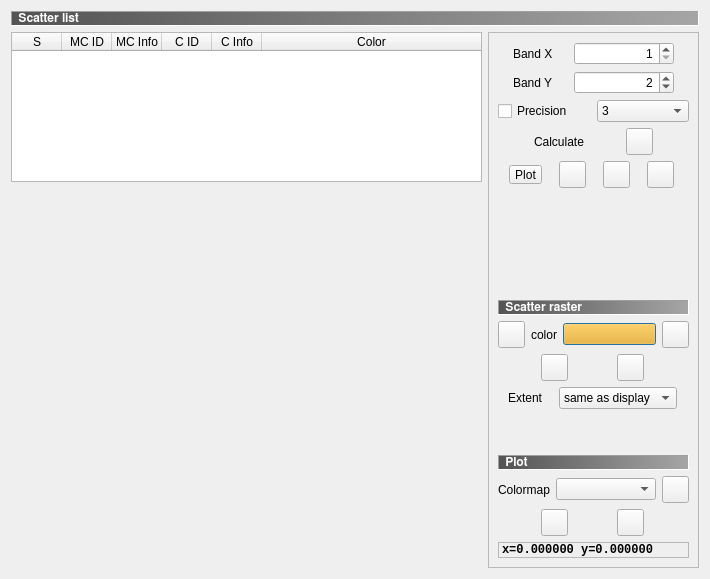
This is ui/ui_semiautomaticclassificationplugin_scatter_plot.ui in semiautomaticgit/SemiAutomaticClassificationPlugin as Qt 5 draws it before an edit. The edited form follows.
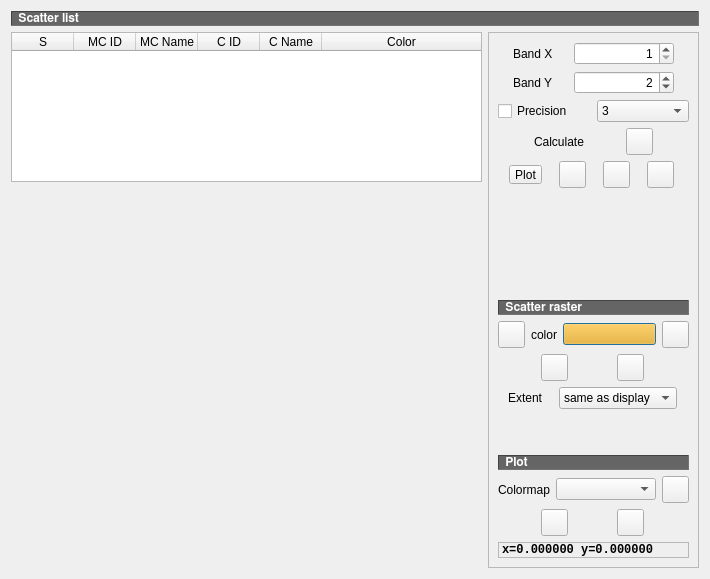
This is the edited form. Icons and pictures are not drawn. Custom widgets are drawn as their Qt base class.

```diff
--- a/ui/ui_semiautomaticclassificationplugin_scatter_plot.ui
+++ b/ui/ui_semiautomaticclassificationplugin_scatter_plot.ui
@@ -55,7 +55,7 @@
           <bool>true</bool>
          </property>
          <attribute name="horizontalHeaderDefaultSectionSize">
-          <number>50</number>
+          <number>62</number>
          </attribute>
          <attribute name="horizontalHeaderStretchLastSection">
           <bool>true</bool>
@@ -75,7 +75,7 @@
          </column>
          <column>
           <property name="text">
-           <string>MC Info</string>
+           <string>MC Name</string>
           </property>
          </column>
          <column>
@@ -85,7 +85,7 @@
          </column>
          <column>
           <property name="text">
-           <string>C Info</string>
+           <string>C Name</string>
           </property>
          </column>
          <column>
@@ -138,7 +138,7 @@
              </font>
             </property>
             <property name="styleSheet">
-             <string notr="true">background-color : qlineargradient(spread:pad, x1:0, y1:0, x2:1, y2:0, stop:0 #535353, stop:1 #a6a6a6); color : white</string>
+             <string notr="true">background-color : #656565; color : white</string>
             </property>
             <property name="frameShape">
              <enum>QFrame::Panel</enum>
@@ -336,7 +336,7 @@
                </font>
               </property>
               <property name="styleSheet">
-               <string notr="true">background-color : qlineargradient(spread:pad, x1:0, y1:0, x2:1, y2:0, stop:0 #535353, stop:1 #a6a6a6); color : white</string>
+               <string notr="true">background-color : #656565; color : white</string>
               </property>
               <property name="frameShape">
                <enum>QFrame::Panel</enum>
@@ -831,7 +831,7 @@
           </font>
          </property>
          <property name="styleSheet">
-          <string notr="true">background-color : qlineargradient(spread:pad, x1:0, y1:0, x2:1, y2:0, stop:0 #535353, stop:1 #a6a6a6); color : white</string>
+          <string notr="true">background-color : #656565; color : white</string>
          </property>
          <property name="frameShape">
           <enum>QFrame::Panel</enum>
```
Left out of the diff: 26 changed lines with no effect on the pictures.
